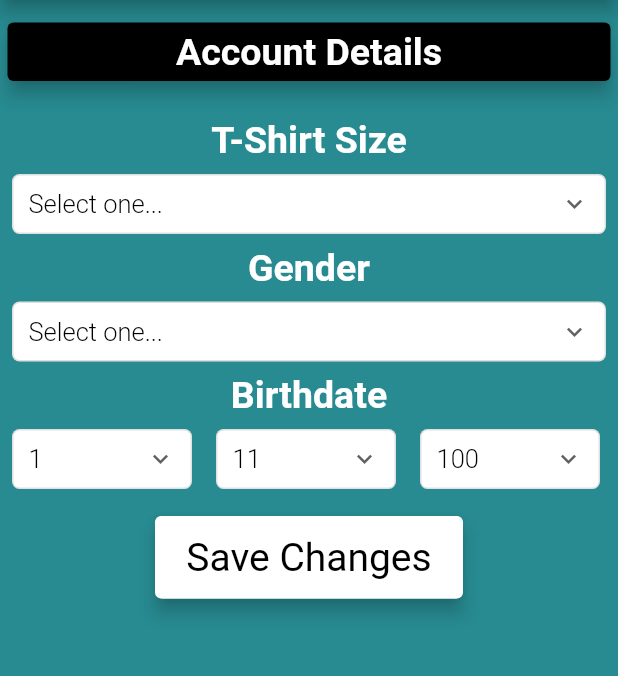
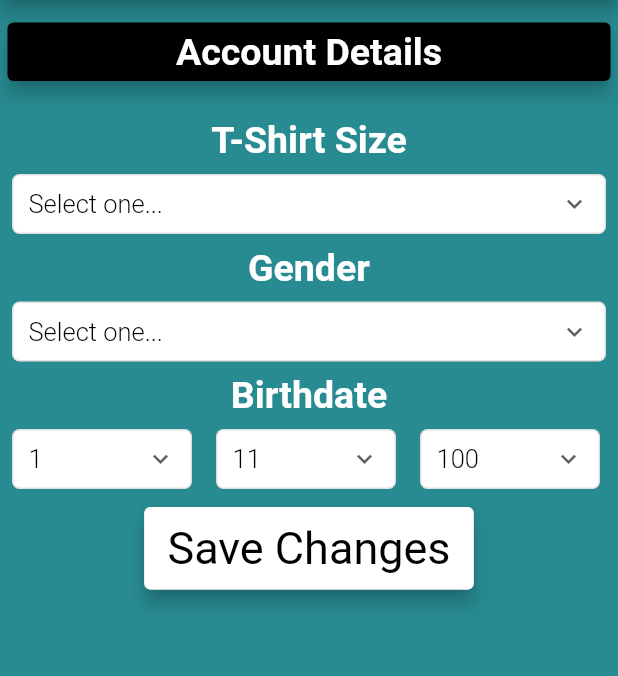
Before and after one commit to AhmedAbdoElhawary/gammal_tech_mobile_app, a Flutter app: the myAccountPage screen opened directly, on a phone screen of 412 x 824 dp, the part 84-760 px from its top. Run offline on Flutter 3.47's test engine with Material 2 defaults, Android fonts, the phone set to English and light mode, and no system bars; our stand-ins replace chewie, cloud_firestore, firebase_core, video_player; accounts and stored records are empty; network calls fail.

Commit message:
delete the commend lines

```diff
--- a/lib/my_account_page.dart
+++ b/lib/my_account_page.dart
@@ -39,15 +39,6 @@ class _myAccountPageState extends State<myAccountPage> {
 
   @override
   Widget build(BuildContext context) {
-    // for(int i=1;i<32;i++){
-    //   listOfDay.add("$i");
-    // }
-    // for(int i=1;i<13;i++){
-    //   listOfMonth.add("$i");
-    // }
-    // for(int i=1920;i<2015;i++){
-    //   listOfDay.add("$i");
-    // }
     return Scaffold(
       appBar: buildAppBar(context),
       body: Container(
@@ -109,7 +100,7 @@ class _myAccountPageState extends State<myAccountPage> {
               buildDropDwonButton(dropdownValueGender),
               buildQuestionText("Birthdate"),
               buildBirthdateButton(),
-              buildSendButton(),
+              buildTextButton(" Save Changes ",null,context),
             ],
           ),
         ),
@@ -205,52 +196,7 @@ class _myAccountPageState extends State<myAccountPage> {
               },
               items: buildListMap(v=="1"?listOfDay:(v=="11"?listOfMonth:listOfYear)).toList(),
             ),
-            /*
-            * DropdownButton<String>(
-              value: dropdownValue,
-              icon: const Icon(Icons.arrow_downward),
-              iconSize: 24,
-              elevation: 16,
-              style: const TextStyle(color: Colors.deepPurple),
-              underline: Container(
-                height: 2,
-                color: Colors.deepPurpleAccent,
-              ),
-              onChanged: (String? newValue) {
-                setState(() {
-                  dropdownValue = newValue!;
-                });
-              },
-              items: <String>['One', 'Two', 'Free', 'Four']
-                  .map<DropdownMenuItem<String>>((String value) {
-                return DropdownMenuItem<String>(
-                  value: value,
-                  child: Text(value),
-                );
-              }).toList(),
-            ),
-            * */
           )),
-    );
-  }
-
-  Card buildSendButton() {
-    return Card(
-      margin: EdgeInsets.all(10),
-      elevation: 5,
-      child: Container(
-        height: 55,
-        decoration: BoxDecoration(
-            color: Colors.white, borderRadius: BorderRadius.circular(5)),
-        child: TextButton(
-          onPressed: () {},
-          child: Text(
-            "  Save Changes  ",
-            style: TextStyle(
-                fontSize: 26, fontWeight: FontWeight.w400, color: Colors.black),
-          ),
-        ),
-      ),
     );
   }
 
```
